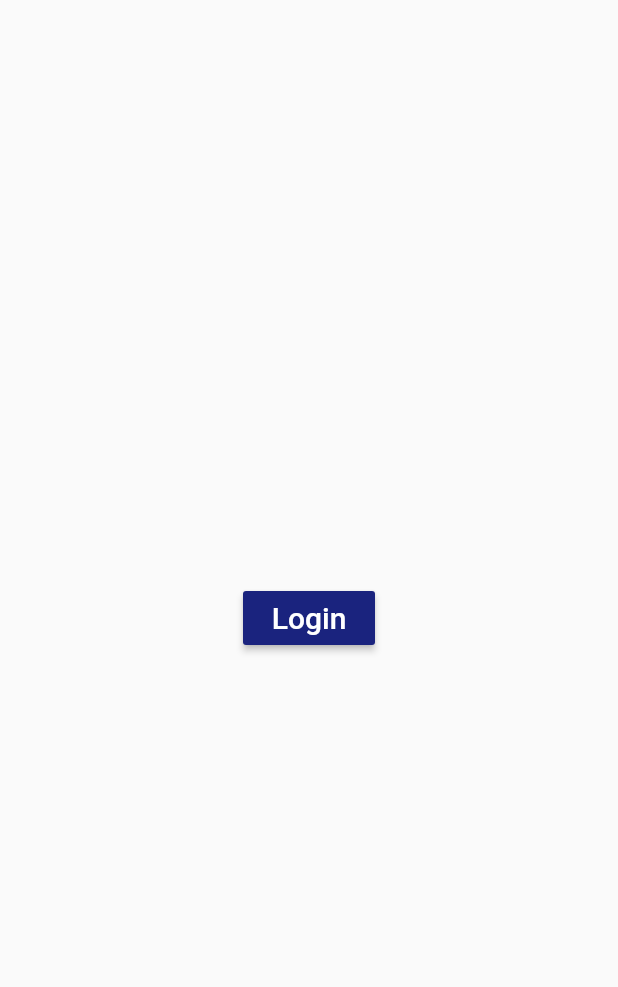
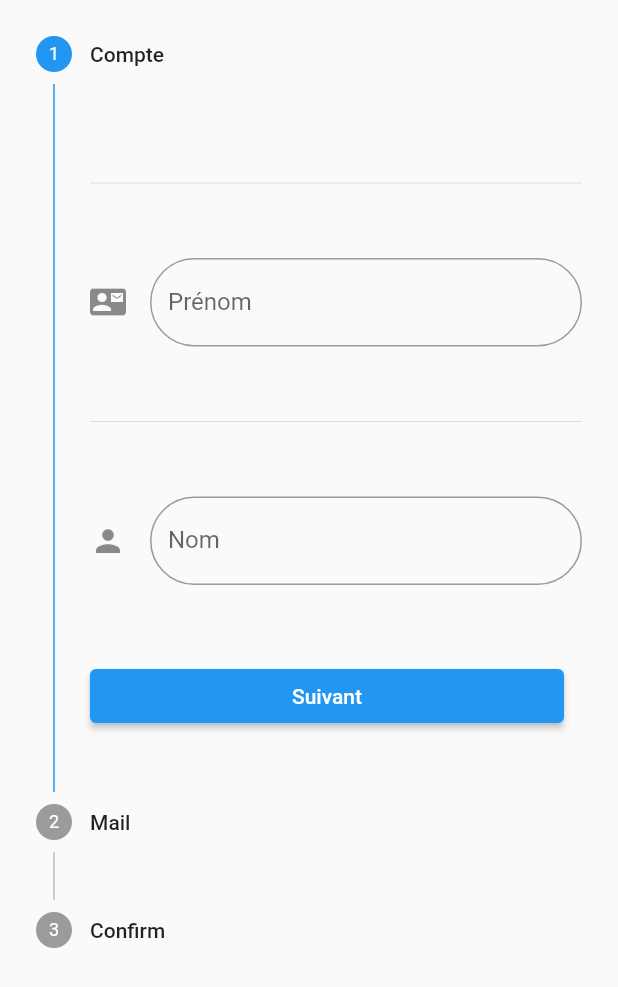
Before and after one commit to AlphaSierraDelta2849/yonima, a Flutter app: the screen it shows after launch, on a phone screen of 412 x 824 dp. Shown: the top 987 px of the screen. Run offline on Flutter 3.47's test engine with Material 2 defaults, Android fonts, the phone set to English and light mode, and no system bars; our stand-ins replace curved_navigation_bar; accounts and stored records are empty.

Commit message:
Changement interface

```diff
--- a/lib/model/User.dart
+++ b/lib/model/User.dart
@@ -2,7 +2,8 @@ class User{
   final nom;
   final numero;
   bool isDeliverer;
+  final mail;
   final totalDelivers;
   var location;
-  User({this.nom,this.numero,this.isDeliverer=false,this.location,this.totalDelivers=0});
+  User({this.nom,this.numero,this.isDeliverer=false,this.location,this.totalDelivers=0,this.mail});
 }
--- /dev/null
+++ b/lib/screens/infoProfile.dart
@@ -0,0 +1,159 @@
+import 'package:flutter/material.dart';
+import 'package:yonima/main.dart';
+import 'package:yonima/model/User.dart';
+
+class FormProfile extends StatefulWidget {
+  const FormProfile({Key? key}) : super(key: key);
+
+  @override
+  State<FormProfile> createState() => _FormProfileState();
+}
+
+class _FormProfileState extends State<FormProfile> {
+  int currentStep=0;
+  bool isCompleted=false;
+  final firstName= TextEditingController();
+  final lastName= TextEditingController();
+  final mail=TextEditingController();
+  @override
+  Widget build(BuildContext context) {
+    return Scaffold(
+      body:
+      Theme(
+        data: Theme.of(context).copyWith(
+            colorScheme: ColorScheme.light(primary: Colors.blue)
+        ),
+        child :Stepper(
+          type: StepperType.vertical,
+          steps: getSteps(),
+          currentStep: currentStep,
+          onStepContinue: (){
+            final isLastStep=currentStep==getSteps().length-1;
+            if(isLastStep) {
+              print('Completed');
+              //send data to server
+              final nomComplet=firstName.text+' '+lastName.text;
+              final user= User(nom: nomComplet,isDeliverer: false,mail: mail);
+              confirmDelivery();
+            }
+            else {
+              setState(() => currentStep += 1);
+            }
+          },
+          onStepCancel: currentStep == 0 ? null: ()=>setState(()=>currentStep-=1),
+          onStepTapped: (step)=>setState(()=>currentStep=step),
+          controlsBuilder: (BuildContext context, details){
+            final isLastStep=currentStep==getSteps().length-1;
+            return Container(
+              margin: EdgeInsets.only(top: 50),
+              child: Row(
+                children: [
+                  Expanded(
+                    child: ElevatedButton(
+                      child: Text(isLastStep? 'Confirm':'Suivant'),
+                      onPressed: details.onStepContinue,
+                    ),
+                  ),
+                  const SizedBox(width: 12),
+                  if(currentStep!=0)
+                    Expanded(
+                      child: ElevatedButton(
+                        child: Text('Retour'),
+                        onPressed: details.onStepCancel,
+                      ),
+                    )
+                ],
+              ),
+            );
+          },
+        ),
+      ),
+    );
+  }
+  void confirmDelivery(){
+    Navigator.pushReplacement(
+      context,
+      MaterialPageRoute(
+        builder: (context) => MyHomePage(),
+      ),
+    );
+  }
+  List<Step> getSteps()=>[
+    Step(
+      state: currentStep > 0 ? StepState.complete : StepState.indexed,
+      isActive:currentStep >= 0,
+      title: Text('Compte'),
+      content: Column(
+        children: [
+          Divider(
+            height: 100,
+          ),
+          TextFormField(
+            controller: firstName ,
+            decoration: InputDecoration(
+                icon: Icon(Icons.contact_mail),
+                labelText: 'Prénom',
+                border: OutlineInputBorder(
+                  borderRadius: BorderRadius.circular(50),
+                )
+            ),
+          ),
+          Divider(
+            height: 100,
+          ),
+          TextFormField(
+            controller: lastName,
+            decoration: InputDecoration(
+                icon: Icon(Icons.person),
+                labelText: 'Nom',
+                border: OutlineInputBorder(
+                  borderRadius: BorderRadius.circular(50),
+                )
+            ),
+          )
+        ],
+      ),
+    ),
+    Step(
+        state: currentStep > 1 ? StepState.complete : StepState.indexed,
+        isActive:currentStep >= 1,
+        title: Text('Mail'),
+        content: Column(
+          children: [
+            TextFormField(
+              controller: mail ,
+              decoration: InputDecoration(
+                  icon: Icon(Icons.mail,color: Colors.grey,),
+                  labelText: 'Votre mail',
+                  border: OutlineInputBorder(
+                    borderRadius: BorderRadius.circular(50),
+                  )
+              ),
+            )
+          ],
+        )
+    ),
+    Step(
+        isActive:currentStep >= 2,
+        title: Text('Confirm'),
+        content: Column(
+          children: [
+            Row(
+              children: [
+                Text('Nom Complet : ',style: TextStyle(fontWeight: FontWeight.bold),),
+                Text(firstName.text+ ' '+lastName.text,style: TextStyle(),),
+              ],
+
+            ),
+            Row(
+              children: [
+                Text('Mail : ',style: TextStyle(fontWeight: FontWeight.bold,fontSize: 30),),
+                Text(mail.text,style: TextStyle(),),
+              ],
+
+            ),
+          ],
+        )
+    ),
+  ];
+}
```
Also changed, not shown: lib/main.dart (+5 -3 lines), lib/model/Deliver.dart (+6 -6 lines), lib/screens/authentification.dart (added, +92 -0 lines), lib/screens/home.dart (+6 -6 lines).
